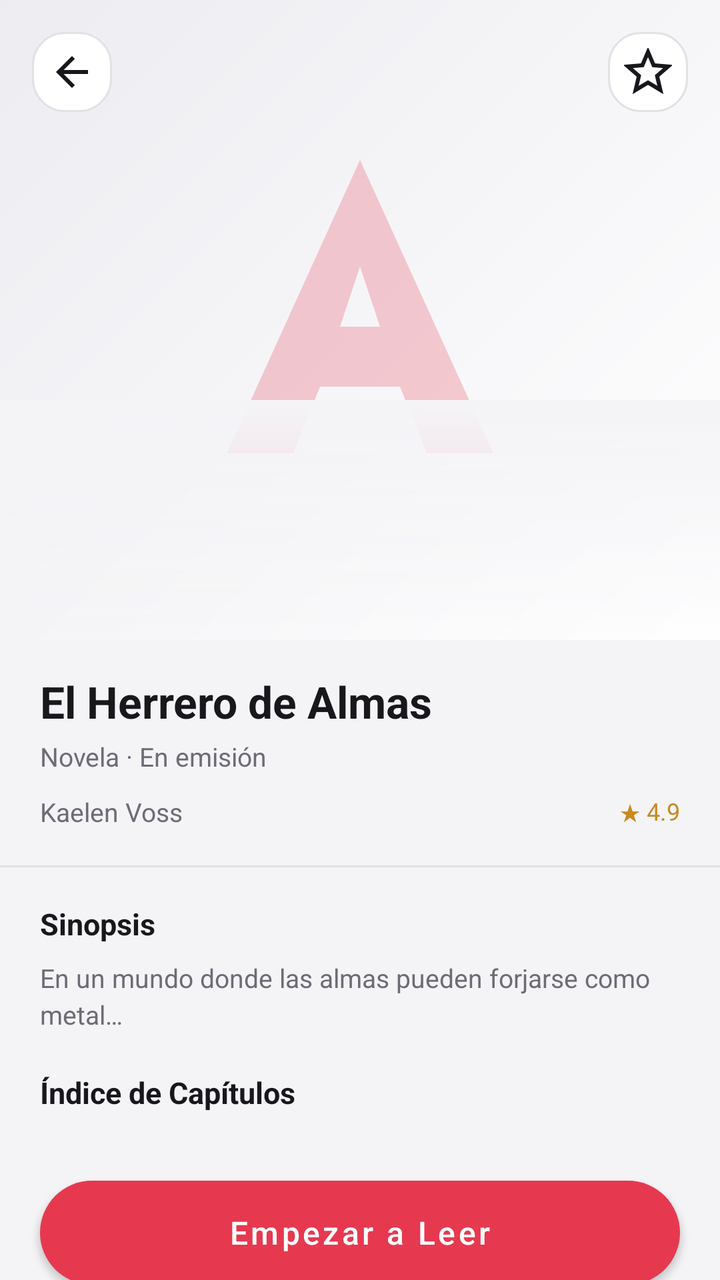
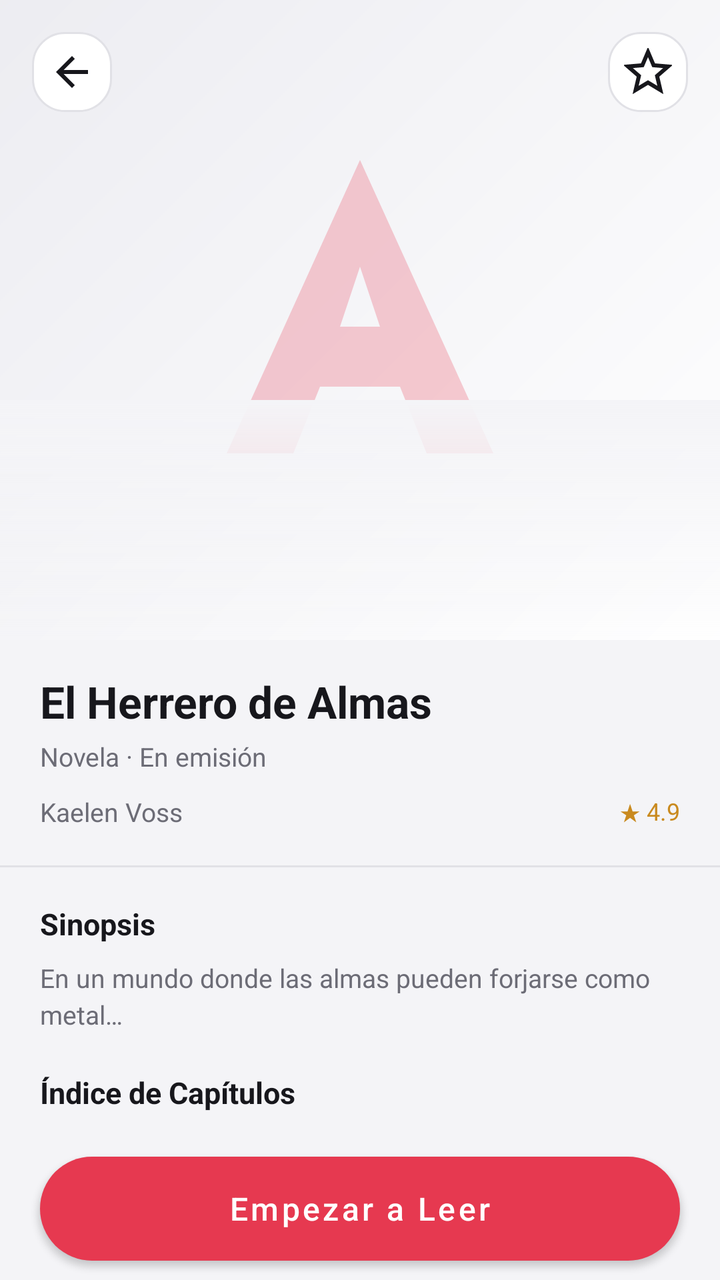

Two renders of the same Android screen: before a commit and after it. Below are the layout's source before the change and the commit's diff.
<!-- AndroidManifest.xml: application theme Theme.Attor -->
<!-- res/layout/activity_work_details.xml -->
<?xml version="1.0" encoding="utf-8"?>
<androidx.core.widget.NestedScrollView xmlns:android="http://schemas.android.com/apk/res/android"
    xmlns:app="http://schemas.android.com/apk/res-auto"
    xmlns:tools="http://schemas.android.com/tools"
    android:layout_width="match_parent"
    android:layout_height="match_parent"
    android:background="@color/background_primary"
    android:fillViewport="true"
    tools:context=".ui.workdetails.WorkDetailsActivity">

    <androidx.constraintlayout.widget.ConstraintLayout
        android:layout_width="match_parent"
        android:layout_height="wrap_content">

        <ImageView
            android:id="@+id/imgCoverLarge"
            android:layout_width="0dp"
            android:layout_height="320dp"
            android:background="@color/surface_input"
            android:contentDescription="@null"
            android:scaleType="centerCrop"
            android:src="@drawable/placeholder_cover"
            app:layout_constraintTop_toTopOf="parent"
            app:layout_constraintStart_toStartOf="parent"
            app:layout_constraintEnd_toEndOf="parent" />

        <View
            android:layout_width="0dp"
            android:layout_height="120dp"
            android:background="@drawable/bg_gradient_overlay"
            app:layout_constraintBottom_toBottomOf="@id/imgCoverLarge"
            app:layout_constraintStart_toStartOf="parent"
            app:layout_constraintEnd_toEndOf="parent" />

        <ImageButton
            android:id="@+id/btnBack"
            android:layout_width="40dp"
            android:layout_height="40dp"
            android:layout_marginStart="16dp"
            android:layout_marginTop="16dp"
            android:background="@drawable/bg_button_outline"
            android:contentDescription="@null"
            android:padding="8dp"
            android:src="@drawable/ic_arrow_back"
            app:layout_constraintTop_toTopOf="parent"
            app:layout_constraintStart_toStartOf="parent" />

        <ImageButton
            android:id="@+id/btnLike"
            android:layout_width="40dp"
            android:layout_height="40dp"
            android:layout_marginEnd="16dp"
            android:layout_marginTop="16dp"
            android:background="@drawable/bg_button_outline"
            android:contentDescription="Dar estrella"
            android:padding="8dp"
            android:src="@drawable/ic_star_outline"
            app:layout_constraintTop_toTopOf="parent"
            app:layout_constraintEnd_toEndOf="parent" />

        <TextView
            android:id="@+id/txtWorkTitle"
            android:layout_width="0dp"
            android:layout_height="wrap_content"
            android:layout_marginStart="20dp"
            android:layout_marginTop="16dp"
            android:layout_marginEnd="20dp"
            android:text="El Herrero de Almas"
            android:textColor="@color/text_primary"
            android:textSize="22sp"
            android:textStyle="bold"
            app:layout_constraintTop_toBottomOf="@id/imgCoverLarge"
            app:layout_constraintStart_toStartOf="parent"
            app:layout_constraintEnd_toEndOf="parent" />

        <TextView
            android:id="@+id/txtWorkStatus"
            android:layout_width="0dp"
            android:layout_height="wrap_content"
            android:layout_marginStart="20dp"
            android:layout_marginTop="4dp"
            android:layout_marginEnd="20dp"
            android:text="Novela · En emisión"
            android:textColor="@color/text_secondary"
            android:textSize="13sp"
            app:layout_constraintTop_toBottomOf="@id/txtWorkTitle"
            app:layout_constraintStart_toStartOf="parent"
            app:layout_constraintEnd_toEndOf="parent" />

        <LinearLayout
            android:id="@+id/layoutAuthorRow"
            android:layout_width="0dp"
            android:layout_height="wrap_content"
            android:layout_marginStart="20dp"
            android:layout_marginTop="10dp"
            android:layout_marginEnd="20dp"
            android:gravity="center_vertical"
            android:orientation="horizontal"
            app:layout_constraintTop_toBottomOf="@id/txtWorkStatus"
            app:layout_constraintStart_toStartOf="parent"
            app:layout_constraintEnd_toEndOf="parent">

            <TextView
                android:id="@+id/txtAuthorName"
                android:layout_width="0dp"
                android:layout_height="wrap_content"
                android:layout_weight="1"
                android:text="Kaelen Voss"
                android:textColor="@color/text_secondary"
                android:textSize="13sp" />

            <TextView
                android:id="@+id/txtWorkRating"
                android:layout_width="wrap_content"
                android:layout_height="wrap_content"
                android:text="★ 4.9"
                android:textColor="@color/star_gold"
                android:textSize="12sp" />
        </LinearLayout>

        <View
            android:id="@+id/dividerTabs"
            android:layout_width="0dp"
            android:layout_height="1dp"
            android:layout_marginTop="18dp"
            android:background="@color/divider"
            app:layout_constraintTop_toBottomOf="@id/layoutAuthorRow"
            app:layout_constraintStart_toStartOf="parent"
            app:layout_constraintEnd_toEndOf="parent" />

        <TextView
            android:id="@+id/txtSynopsisTitle"
            android:layout_width="wrap_content"
            android:layout_height="wrap_content"
            android:layout_marginStart="20dp"
            android:layout_marginTop="18dp"
            android:text="@string/work_synopsis_title"
            android:textColor="@color/text_primary"
            android:textSize="15sp"
            android:textStyle="bold"
            app:layout_constraintTop_toBottomOf="@id/dividerTabs"
            app:layout_constraintStart_toStartOf="parent" />

        <TextView
            android:id="@+id/txtSynopsisBody"
            android:layout_width="0dp"
            android:layout_height="wrap_content"
            android:layout_marginStart="20dp"
            android:layout_marginTop="8dp"
            android:layout_marginEnd="20dp"
            android:text="En un mundo donde las almas pueden forjarse como metal…"
            android:textColor="@color/text_secondary"
            android:textSize="13sp"
            android:lineSpacingExtra="3dp"
            app:layout_constraintTop_toBottomOf="@id/txtSynopsisTitle"
            app:layout_constraintStart_toStartOf="parent"
            app:layout_constraintEnd_toEndOf="parent" />

        <TextView
            android:id="@+id/txtIndexTitle"
            android:layout_width="wrap_content"
            android:layout_height="wrap_content"
            android:layout_marginStart="20dp"
            android:layout_marginTop="20dp"
            android:text="@string/work_index_title"
            android:textColor="@color/text_primary"
            android:textSize="15sp"
            android:textStyle="bold"
            app:layout_constraintTop_toBottomOf="@id/txtSynopsisBody"
            app:layout_constraintStart_toStartOf="parent" />

        <androidx.recyclerview.widget.RecyclerView
            android:id="@+id/rvChapters"
            android:layout_width="0dp"
            android:layout_height="wrap_content"
            android:layout_marginStart="20dp"
            android:layout_marginTop="10dp"
            android:layout_marginEnd="20dp"
            android:nestedScrollingEnabled="false"
            tools:itemCount="2"
            tools:listitem="@layout/item_chapter"
            app:layout_constraintTop_toBottomOf="@id/txtIndexTitle"
            app:layout_constraintStart_toStartOf="parent"
            app:layout_constraintEnd_toEndOf="parent" />

        <Button
            android:id="@+id/btnStartReading"
            android:layout_width="0dp"
            android:layout_height="52dp"
            android:layout_marginHorizontal="20dp"
            android:layout_marginTop="24dp"
            android:layout_marginBottom="24dp"
            android:background="@drawable/bg_button_primary"
            android:text="@string/work_start_reading"
            android:textAllCaps="false"
            android:textColor="@color/white"
            android:textSize="16sp"
            app:layout_constraintTop_toBottomOf="@id/rvChapters"
            app:layout_constraintStart_toStartOf="parent"
            app:layout_constraintEnd_toEndOf="parent" />

    </androidx.constraintlayout.widget.ConstraintLayout>
</androidx.core.widget.NestedScrollView>
<!-- res/layout/item_chapter.xml (included above) -->
<?xml version="1.0" encoding="utf-8"?>
<LinearLayout xmlns:android="http://schemas.android.com/apk/res/android"
    xmlns:app="http://schemas.android.com/apk/res-auto"
    android:layout_width="match_parent"
    android:layout_height="wrap_content"
    android:layout_marginBottom="10dp"
    android:background="@drawable/bg_card_rounded"
    android:gravity="center_vertical"
    android:orientation="horizontal"
    android:padding="14dp">

    <LinearLayout
        android:layout_width="0dp"
        android:layout_height="wrap_content"
        android:layout_weight="1"
        android:orientation="vertical">

        <TextView
            android:id="@+id/txtChapterTitle"
            android:layout_width="wrap_content"
            android:layout_height="wrap_content"
            android:text="Capítulo 1: El Herrero Gris"
            android:textColor="@color/text_primary"
            android:textSize="13sp"
            android:textStyle="bold" />

        <TextView
            android:id="@+id/txtChapterDate"
            android:layout_width="wrap_content"
            android:layout_height="wrap_content"
            android:layout_marginTop="2dp"
            android:text="Publicado hace 3 días"
            android:textColor="@color/text_secondary"
            android:textSize="11sp" />
    </LinearLayout>

    <ImageView
        android:layout_width="18dp"
        android:layout_height="18dp"
        android:contentDescription="@null"
        android:src="@android:drawable/ic_media_play"
        app:tint="@color/accent_red" />

</LinearLayout>
<!-- resources referenced by this layout -->
<resources>
  <color name="accent_red">#E63950</color>
  <color name="background_primary">#F4F4F7</color>
  <color name="divider">#E1E1E6</color>
  <color name="star_gold">#C98A1F</color>
  <color name="surface_input">#ECECF1</color>
  <color name="text_primary">#17171C</color>
  <color name="text_secondary">#6C6C76</color>
  <color name="white">#FFFFFF</color>
  <!-- drawable bg_button_outline (drawable) -->
  <?xml version="1.0" encoding="utf-8"?>
  <shape xmlns:android="http://schemas.android.com/apk/res/android" android:shape="rectangle">
      <solid android:color="@color/surface_card" />
      <stroke android:width="1dp" android:color="@color/divider" />
      <corners android:radius="16dp" />
  </shape>
  <!-- drawable bg_button_primary (drawable) -->
  <?xml version="1.0" encoding="utf-8"?>
  <shape xmlns:android="http://schemas.android.com/apk/res/android" android:shape="rectangle">
      <solid android:color="@color/accent_red" />
      <corners android:radius="28dp" />
  </shape>
  <!-- drawable bg_card_rounded (drawable) -->
  <?xml version="1.0" encoding="utf-8"?>
  <shape xmlns:android="http://schemas.android.com/apk/res/android" android:shape="rectangle">
      <solid android:color="@color/surface_card" />
      <corners android:radius="16dp" />
  </shape>
  <!-- drawable bg_gradient_overlay (drawable) -->
  <?xml version="1.0" encoding="utf-8"?>
  <shape xmlns:android="http://schemas.android.com/apk/res/android" android:shape="rectangle">
      <gradient android:type="linear" android:angle="90" android:startColor="@color/transparent" android:endColor="@color/background_primary" />
  </shape>
  <!-- drawable ic_arrow_back (drawable) -->
  <?xml version="1.0" encoding="utf-8"?>
  <vector xmlns:android="http://schemas.android.com/apk/res/android"
      android:width="24dp"
      android:height="24dp"
      android:viewportWidth="24"
      android:viewportHeight="24">
    <path
        android:fillColor="@color/text_primary"
        android:pathData="M20,11H7.83l5.59,-5.59L12,4l-8,8 8,8 1.41,-1.41L7.83,13H20v-2z" />
  </vector>
  <!-- drawable placeholder_cover (drawable) -->
  <?xml version="1.0" encoding="utf-8"?>
  <layer-list xmlns:android="http://schemas.android.com/apk/res/android">
      <item android:drawable="@drawable/bg_placeholder_cover" />
      <item android:width="56dp" android:height="56dp" android:gravity="center" android:drawable="@drawable/ic_placeholder_mark" />
  </layer-list>
  <string name="work_index_title">Índice de Capítulos</string>
  <string name="work_start_reading">Empezar a Leer</string>
  <string name="work_synopsis_title">Sinopsis</string>
  <color name="surface_card">#FFFFFF</color>
  <color name="transparent">#00000000</color>
  <!-- drawable bg_placeholder_cover (drawable) -->
  <?xml version="1.0" encoding="utf-8"?>
  <shape xmlns:android="http://schemas.android.com/apk/res/android" android:shape="rectangle">
      <gradient android:type="linear" android:angle="315" android:startColor="@color/surface_input" android:endColor="@color/background_secondary" />
  </shape>
  <!-- drawable ic_placeholder_mark (drawable) -->
  <?xml version="1.0" encoding="utf-8"?>
  <vector xmlns:android="http://schemas.android.com/apk/res/android"
      android:width="108dp" android:height="108dp"
      android:viewportWidth="108" android:viewportHeight="108">
      <path android:fillColor="#40E63950" android:pathData="M34,74 L54,30 L74,74 L64,74 L60,64 L48,64 L44,74 Z M51,55 L57,55 L54,46 Z" />
  </vector>
  <color name="accent_red_dark">#C22C40</color>
  <color name="bottom_nav_bg">#FFFFFF</color>
  <color name="background_secondary">#FFFFFF</color>
  <!-- unchanged entries left out for length: 2 -->
</resources>

<!-- the commit's change to res/layout/activity_work_details.xml (unified diff, before → after) -->
@@ -184,18 +184,34 @@
             app:layout_constraintEnd_toEndOf="parent" />
 
         <Button
+            android:id="@+id/btnAddChapter"
+            android:layout_width="0dp"
+            android:layout_height="48dp"
+            android:layout_marginHorizontal="20dp"
+            android:layout_marginTop="16dp"
+            android:background="@drawable/bg_button_outline"
+            android:text="Agregar Capítulo"
+            android:textAllCaps="false"
+            android:textColor="@color/text_primary"
+            android:textSize="14sp"
+            android:visibility="gone"
+            app:layout_constraintTop_toBottomOf="@id/rvChapters"
+            app:layout_constraintStart_toStartOf="parent"
+            app:layout_constraintEnd_toEndOf="parent" />
+
+        <Button
             android:id="@+id/btnStartReading"
             android:layout_width="0dp"
             android:layout_height="52dp"
             android:layout_marginHorizontal="20dp"
-            android:layout_marginTop="24dp"
+            android:layout_marginTop="12dp"
             android:layout_marginBottom="24dp"
             android:background="@drawable/bg_button_primary"
             android:text="@string/work_start_reading"
             android:textAllCaps="false"
             android:textColor="@color/white"
             android:textSize="16sp"
-            app:layout_constraintTop_toBottomOf="@id/rvChapters"
+            app:layout_constraintTop_toBottomOf="@id/btnAddChapter"
             app:layout_constraintStart_toStartOf="parent"
             app:layout_constraintEnd_toEndOf="parent" />
 
